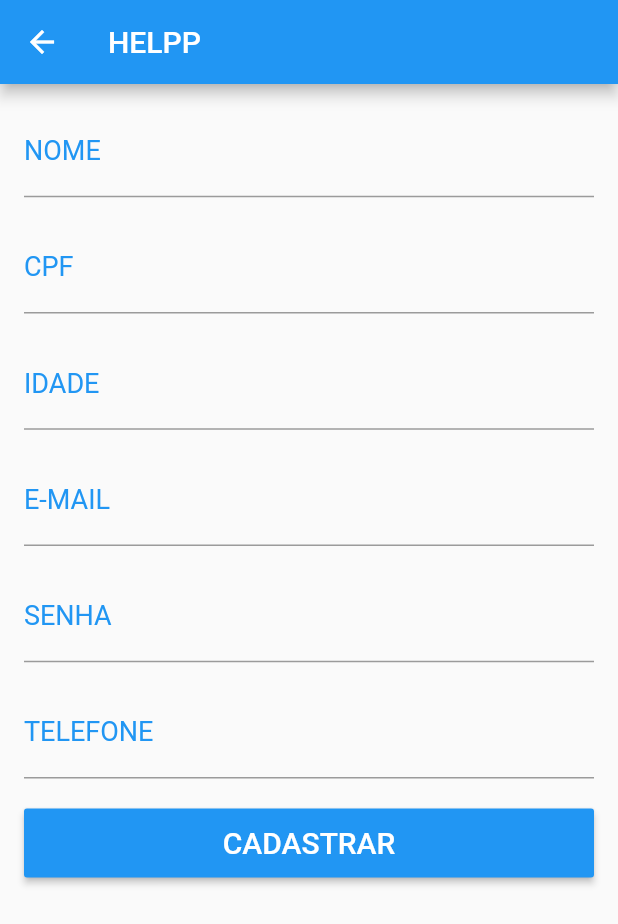
After one commit to IronSon98/HELPP, a Flutter app: the screen it shows after launch, after a tap on "CADASTRAR", on a phone screen of 412 x 824 dp. The commit adds this screen. Shown: the top 924 px of the screen. Run offline on Flutter 3.47's test engine with Material 2 defaults, Android fonts, the light colour scheme and no system bars.

Commit message:
implementação tela de cadastro

```diff
--- a/helpp/lib/pages/login_page.dart
+++ b/helpp/lib/pages/login_page.dart
@@ -1,6 +1,7 @@
 import 'package:flutter/material.dart';
 import 'package:helpp/pages/home_page.dart';
 import 'package:helpp/pages/login_api.dart';
+import 'package:helpp/pages/register_page.dart';
 import 'package:helpp/widgets/app_button.dart';
 import 'package:helpp/widgets/app_text.dart';
 import 'package:helpp/utils/nav.dart';
@@ -44,6 +45,7 @@ class _LoginPageState extends State<LoginPage> {
             AppText("CPF",
             "Digite o seu CPF",
             controller: _tCPF,
+            sizeText: 20,
             validator: _validarCPF,
             keyboardType: TextInputType.number,
             textInputAction: TextInputAction.next,
@@ -54,6 +56,7 @@ class _LoginPageState extends State<LoginPage> {
             "Digite sua senha",
             password: true,
             controller: _tSenha,
+            sizeText: 20,
             validator: _validarSenha,
             focusNode: _focusSenha),
             SizedBox(height: 20,),
@@ -62,6 +65,12 @@ class _LoginPageState extends State<LoginPage> {
               "ACESSAR",
               onPressed: _onClickLogin,
             ),
+            SizedBox(height: 20,),
+
+            AppButton(
+              "CADASTRAR",
+              onPressed: _onClickRegister,
+            )
           ],
         ),
       ),
@@ -89,6 +98,12 @@ class _LoginPageState extends State<LoginPage> {
 
   }
 
+  void _onClickRegister() async {
+
+    push(context, RegisterPage());
+
+  }
+
   String _validarCPF(String cpf) {
     if(cpf.isEmpty) {
       return "Digite o seu CPF";
--- /dev/null
+++ b/helpp/lib/pages/register_page.dart
@@ -0,0 +1,155 @@
+import 'package:flutter/material.dart';
+import 'package:helpp/pages/login_page.dart';
+import 'package:helpp/widgets/app_button.dart';
+import 'package:helpp/widgets/app_text.dart';
+import 'package:helpp/utils/nav.dart';
+
+class RegisterPage extends StatefulWidget {
+  @override
+  _RegisterPageState createState() => _RegisterPageState();
+}
+
+class _RegisterPageState extends State<RegisterPage> {
+  final _formKey = GlobalKey<FormState>();
+
+  final _tNome = TextEditingController();
+  final _tCPF = TextEditingController();
+  final _tIdade = TextEditingController();
+  final _tEmail = TextEditingController();
+  final _tSenha =  TextEditingController();
+  final _tTelefone = TextEditingController();
+
+  final _focusCPF = FocusNode();
+  final _focusIdade = FocusNode();
+  final _focusEmail = FocusNode();
+  final _focusSenha = FocusNode();
+  final _focusTelefone = FocusNode();
+
+  @override
+  void initState() {
+    super.initState();
+  }
+
+  @override
+  Widget build(BuildContext context) {
+    return Scaffold(
+      appBar: AppBar(
+        title: Text("HELPP"),
+        ),
+        body: _body(),
+    );
+  }
+
+  _body() {
+    return Form(
+      key: _formKey,
+      child: Container (
+        padding: EdgeInsets.all(16),
+        child: ListView(
+          children: <Widget>[
+
+            AppText("NOME",
+            "Digite o seu nome",
+            controller: _tNome,
+            sizeText: 18,
+            keyboardType: TextInputType.text,
+            textInputAction: TextInputAction.next,
+            nextFocus: _focusCPF),
+            SizedBox(height: 18,),
+
+            AppText("CPF",
+            "Digite o seu CPF",
+            controller: _tCPF,
+            sizeText: 18,
+            validator: _validarCPF,
+            keyboardType: TextInputType.number,
+            focusNode: _focusCPF,
+            textInputAction: TextInputAction.next,
+            nextFocus: _focusIdade),
+            SizedBox(height: 18,),
+
+            AppText("IDADE",
+            "Digite a sua idade",
+            controller: _tIdade,
+            sizeText: 18,
+            keyboardType: TextInputType.number,
+            focusNode: _focusIdade,
+            textInputAction: TextInputAction.next,
+            nextFocus: _focusEmail),
+            SizedBox(height: 18,),
+
+            AppText("E-MAIL",
+            "Digite um e-mail válido",
+            controller: _tEmail,
+            sizeText: 18,
+            keyboardType: TextInputType.emailAddress,
+            focusNode: _focusEmail,
+            textInputAction: TextInputAction.next,
+            nextFocus: _focusSenha),
+            SizedBox(height: 18,),
+
+            AppText("SENHA",
+            "Digite sua senha",
+            password: true,
+            controller: _tSenha,
+            sizeText: 18,
+            validator: _validarSenha,
+            focusNode: _focusSenha,
+            textInputAction: TextInputAction.next,
+            nextFocus: _focusTelefone),
+            SizedBox(height: 18,),
+
+            AppText("TELEFONE",
+            "Digite um número de telefone para contato",
+            controller: _tTelefone,
+            sizeText: 18,
+            focusNode: _focusTelefone),
+            SizedBox(height: 20,),
+
+            AppButton(
+              "CADASTRAR",
+              onPressed: _onClickRegister,
+            ),
+          ],
+        ),
+      ),
+    );
+  }
+
+  void _onClickRegister() async {
+    bool formOk = _formKey.currentState.validate();
+    if(!formOk) {
+      return;
+    }
+
+    String nome = _tNome.text;
+    String cpf =  _tCPF.text;
+    String idade = _tIdade.text;
+    String email = _tEmail.text;
+    String senha = _tSenha.text;
+    String telefone = _tTelefone.text;
+
+    print("Nome: $nome, CPF: $cpf, Idade: $idade, E-mail: $email, Senha: $senha, Telefone: $telefone");
+
+
+    push(context, LoginPage());
+
+  }
+
+  String _validarCPF(String cpf) {
+    if(cpf.isEmpty) {
+      return "Digite o seu CPF";
+    }
+    if(cpf.length != 11) {
+      return "CPF incorreto";
+    }
+    return null;
+  }
+
+   String _validarSenha(String senha) {
+    if(senha.isEmpty) {
+      return "Digite sua senha";
+    }
+    return null;
+  }
+}
--- a/helpp/lib/widgets/app_text.dart
+++ b/helpp/lib/widgets/app_text.dart
@@ -5,6 +5,7 @@ class AppText extends StatelessWidget {
   String hint;
   bool password;
   TextEditingController controller;
+  double sizeText;
   FormFieldValidator<String> validator;
   TextInputType keyboardType;
   TextInputAction textInputAction;
@@ -16,6 +17,7 @@ class AppText extends StatelessWidget {
     this.hint, {
     this.password = false,
     this.controller,
+    this.sizeText,
     this.validator,
     this.keyboardType,
     this.textInputAction,
@@ -25,7 +27,7 @@ class AppText extends StatelessWidget {
 
   @override
   Widget build(BuildContext context) {
-    return TextFormField(
+    var textFormField = TextFormField(
       controller: controller,
       obscureText: password,
       validator: validator,
@@ -44,7 +46,7 @@ class AppText extends StatelessWidget {
       decoration: InputDecoration(
         labelText: label,
         labelStyle: TextStyle(
-          fontSize: 20,
+          fontSize: sizeText,
           color: Colors.blue,
         ),
         hintText: hint,
@@ -53,5 +55,6 @@ class AppText extends StatelessWidget {
         ),
       ),
     );
+    return textFormField;
   }
 }
```
